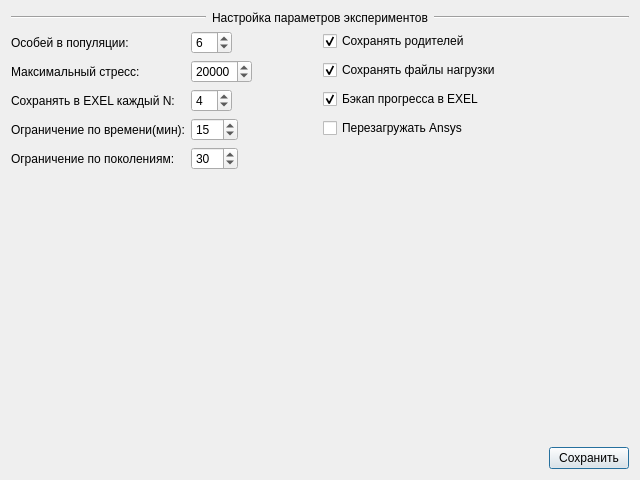
This is forms/parameters.ui in MrOmnomnoshka/GA-cells as Qt 5 draws it before an edit. The edited form follows.
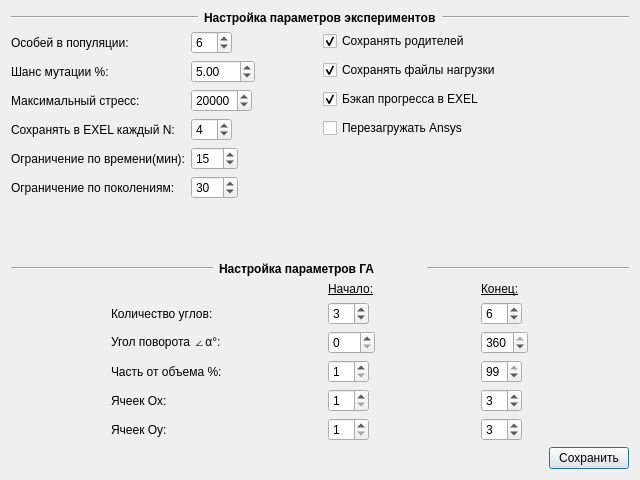
This is the edited form.

What changed in the file:
```diff
--- a/forms/parameters.ui
+++ b/forms/parameters.ui
@@ -17,7 +17,7 @@
    <item>
     <layout class="QVBoxLayout" name="verticalLayout">
      <item>
-      <layout class="QHBoxLayout" name="horizontalLayout_2">
+      <layout class="QHBoxLayout" name="title_research">
        <item>
         <widget class="Line" name="line_l">
          <property name="orientation">
@@ -30,6 +30,8 @@
          <property name="font">
           <font>
            <pointsize>9</pointsize>
+           <weight>75</weight>
+           <bold>true</bold>
           </font>
          </property>
          <property name="text">
@@ -47,16 +49,9 @@
       </layout>
      </item>
      <item>
-      <layout class="QHBoxLayout" name="horizontalLayout">
+      <layout class="QHBoxLayout" name="research_settings">
        <item>
         <layout class="QFormLayout" name="formLayout">
-         <item row="0" column="0">
-          <widget class="QLabel" name="label">
-           <property name="text">
-            <string>Особей в популяции:</string>
-           </property>
-          </widget>
-         </item>
          <item row="0" column="1">
           <widget class="QSpinBox" name="sb_pop_size">
            <property name="sizePolicy">
@@ -76,14 +71,14 @@
            </property>
           </widget>
          </item>
-         <item row="1" column="0">
+         <item row="2" column="0">
           <widget class="QLabel" name="label_2">
            <property name="text">
             <string>Максимальный стресс:</string>
            </property>
           </widget>
          </item>
-         <item row="1" column="1">
+         <item row="2" column="1">
           <widget class="QSpinBox" name="sb_max_stress">
            <property name="sizePolicy">
             <sizepolicy hsizetype="Fixed" vsizetype="Fixed">
@@ -108,14 +103,14 @@
            </property>
           </widget>
          </item>
-         <item row="2" column="0">
+         <item row="3" column="0">
           <widget class="QLabel" name="label_5">
            <property name="text">
             <string>Сохранять в EXEL каждый N:</string>
            </property>
           </widget>
          </item>
-         <item row="2" column="1">
+         <item row="3" column="1">
           <widget class="QSpinBox" name="sb_every_exel">
            <property name="sizePolicy">
             <sizepolicy hsizetype="Fixed" vsizetype="Fixed">
@@ -137,14 +132,14 @@
            </property>
           </widget>
          </item>
-         <item row="3" column="0">
+         <item row="4" column="0">
           <widget class="QLabel" name="label_4">
            <property name="text">
             <string>Ограничение по времени(мин):</string>
            </property>
           </widget>
          </item>
-         <item row="3" column="1">
+         <item row="4" column="1">
           <widget class="QSpinBox" name="sb_time_limit">
            <property name="sizePolicy">
             <sizepolicy hsizetype="Fixed" vsizetype="Fixed">
@@ -166,14 +161,14 @@
            </property>
           </widget>
          </item>
-         <item row="4" column="0">
+         <item row="5" column="0">
           <widget class="QLabel" name="label_3">
            <property name="text">
             <string>Ограничение по поколениям:</string>
            </property>
           </widget>
          </item>
-         <item row="4" column="1">
+         <item row="5" column="1">
           <widget class="QSpinBox" name="sb_gen_limit">
            <property name="sizePolicy">
             <sizepolicy hsizetype="Fixed" vsizetype="Fixed">
@@ -195,6 +190,42 @@
            </property>
           </widget>
          </item>
+         <item row="0" column="0">
+          <widget class="QLabel" name="label">
+           <property name="text">
+            <string>Особей в популяции:</string>
+           </property>
+          </widget>
+         </item>
+         <item row="1" column="0">
+          <widget class="QLabel" name="label_6">
+           <property name="text">
+            <string>Шанс мутации %:</string>
+           </property>
+          </widget>
+         </item>
+         <item row="1" column="1">
+          <widget class="QDoubleSpinBox" name="dsb_mut_per">
+           <property name="sizePolicy">
+            <sizepolicy hsizetype="Fixed" vsizetype="Fixed">
+             <horstretch>0</horstretch>
+             <verstretch>0</verstretch>
+            </sizepolicy>
+           </property>
+           <property name="decimals">
+            <number>2</number>
+           </property>
+           <property name="minimum">
+            <double>0.010000000000000</double>
+           </property>
+           <property name="maximum">
+            <double>100.000000000000000</double>
+           </property>
+           <property name="value">
+            <double>5.000000000000000</double>
+           </property>
+          </widget>
+         </item>
         </layout>
        </item>
        <item>
@@ -268,32 +299,357 @@
        </item>
       </layout>
      </item>
+    </layout>
+   </item>
+   <item>
+    <layout class="QVBoxLayout" name="verticalLayout_4">
      <item>
-      <layout class="QHBoxLayout" name="horizontalLayout_3">
+      <layout class="QHBoxLayout" name="title_research_2">
        <item>
-        <spacer name="horizontalSpacer">
+        <widget class="Line" name="line_l_2">
          <property name="orientation">
           <enum>Qt::Horizontal</enum>
          </property>
-         <property name="sizeHint" stdset="0">
-          <size>
-           <width>40</width>
-           <height>20</height>
-          </size>
+        </widget>
+       </item>
+       <item>
+        <widget class="QLabel" name="title_2">
+         <property name="font">
+          <font>
+           <pointsize>9</pointsize>
+           <weight>75</weight>
+           <bold>true</bold>
+          </font>
          </property>
-        </spacer>
+         <property name="text">
+          <string>Настройка параметров ГА</string>
+         </property>
+        </widget>
        </item>
        <item>
-        <widget class="QPushButton" name="btn_save">
+        <widget class="Line" name="line_r_2">
+         <property name="orientation">
+          <enum>Qt::Horizontal</enum>
+         </property>
+        </widget>
+       </item>
+      </layout>
+     </item>
+     <item>
+      <layout class="QGridLayout" name="gridLayout">
+       <item row="2" column="0">
+        <widget class="QLabel" name="label_22">
          <property name="text">
-          <string>Сохранить</string>
+          <string>Угол поворота ∠α°:</string>
          </property>
         </widget>
        </item>
+       <item row="1" column="1">
+        <widget class="QSpinBox" name="sb_an_min">
+         <property name="sizePolicy">
+          <sizepolicy hsizetype="Fixed" vsizetype="Fixed">
+           <horstretch>0</horstretch>
+           <verstretch>0</verstretch>
+          </sizepolicy>
+         </property>
+         <property name="minimum">
+          <number>2</number>
+         </property>
+         <property name="maximum">
+          <number>20</number>
+         </property>
+         <property name="value">
+          <number>3</number>
+         </property>
+        </widget>
+       </item>
+       <item row="3" column="0">
+        <widget class="QLabel" name="label_18">
+         <property name="sizePolicy">
+          <sizepolicy hsizetype="Maximum" vsizetype="Preferred">
+           <horstretch>0</horstretch>
+           <verstretch>0</verstretch>
+          </sizepolicy>
+         </property>
+         <property name="text">
+          <string>Часть от объема %:</string>
+         </property>
+        </widget>
+       </item>
+       <item row="2" column="1">
+        <widget class="QSpinBox" name="sb_rt_min">
+         <property name="sizePolicy">
+          <sizepolicy hsizetype="Fixed" vsizetype="Fixed">
+           <horstretch>0</horstretch>
+           <verstretch>0</verstretch>
+          </sizepolicy>
+         </property>
+         <property name="whatsThis">
+          <string>Значение стресса, при котором деталь ломается.</string>
+         </property>
+         <property name="minimum">
+          <number>0</number>
+         </property>
+         <property name="maximum">
+          <number>360</number>
+         </property>
+         <property name="singleStep">
+          <number>10</number>
+         </property>
+         <property name="value">
+          <number>0</number>
+         </property>
+        </widget>
+       </item>
+       <item row="1" column="0">
+        <widget class="QLabel" name="label_23">
+         <property name="text">
+          <string>Количество углов:</string>
+         </property>
+        </widget>
+       </item>
+       <item row="1" column="2">
+        <widget class="QSpinBox" name="sb_an_max">
+         <property name="sizePolicy">
+          <sizepolicy hsizetype="Fixed" vsizetype="Fixed">
+           <horstretch>0</horstretch>
+           <verstretch>0</verstretch>
+          </sizepolicy>
+         </property>
+         <property name="minimum">
+          <number>2</number>
+         </property>
+         <property name="maximum">
+          <number>20</number>
+         </property>
+         <property name="value">
+          <number>6</number>
+         </property>
+        </widget>
+       </item>
+       <item row="3" column="2">
+        <widget class="QSpinBox" name="sb_sz_max">
+         <property name="sizePolicy">
+          <sizepolicy hsizetype="Fixed" vsizetype="Fixed">
+           <horstretch>0</horstretch>
+           <verstretch>0</verstretch>
+          </sizepolicy>
+         </property>
+         <property name="minimum">
+          <number>1</number>
+         </property>
+         <property name="maximum">
+          <number>99</number>
+         </property>
+         <property name="singleStep">
+          <number>1</number>
+         </property>
+         <property name="value">
+          <number>99</number>
+         </property>
+        </widget>
+       </item>
+       <item row="4" column="0">
+        <widget class="QLabel" name="label_19">
+         <property name="text">
+          <string>Ячеек Оx:</string>
+         </property>
+        </widget>
+       </item>
+       <item row="3" column="1">
+        <widget class="QSpinBox" name="sb_sz_min">
+         <property name="sizePolicy">
+          <sizepolicy hsizetype="Fixed" vsizetype="Fixed">
+           <horstretch>0</horstretch>
+           <verstretch>0</verstretch>
+          </sizepolicy>
+         </property>
+         <property name="minimum">
+          <number>1</number>
+         </property>
+         <property name="maximum">
+          <number>99</number>
+         </property>
+         <property name="singleStep">
+          <number>1</number>
+         </property>
+         <property name="value">
+          <number>1</number>
+         </property>
+        </widget>
+       </item>
+       <item row="2" column="2">
+        <widget class="QSpinBox" name="sb_rt_max">
+         <property name="sizePolicy">
+          <sizepolicy hsizetype="Fixed" vsizetype="Fixed">
+           <horstretch>0</horstretch>
+           <verstretch>0</verstretch>
+          </sizepolicy>
+         </property>
+         <property name="whatsThis">
+          <string>Значение стресса, при котором деталь ломается.</string>
+         </property>
+         <property name="minimum">
+          <number>0</number>
+         </property>
+         <property name="maximum">
+          <number>360</number>
+         </property>
+         <property name="singleStep">
+          <number>10</number>
+         </property>
+         <property name="value">
+          <number>360</number>
+         </property>
+        </widget>
+       </item>
+       <item row="4" column="1">
+        <widget class="QSpinBox" name="sb_xa_min">
+         <property name="sizePolicy">
+          <sizepolicy hsizetype="Fixed" vsizetype="Fixed">
+           <horstretch>0</horstretch>
+           <verstretch>0</verstretch>
+          </sizepolicy>
+         </property>
+         <property name="minimum">
+          <number>1</number>
+         </property>
+         <property name="maximum">
+          <number>15</number>
+         </property>
+         <property name="singleStep">
+          <number>1</number>
+         </property>
+         <property name="value">
+          <number>1</number>
+         </property>
+        </widget>
+       </item>
+       <item row="5" column="1">
+        <widget class="QSpinBox" name="sb_ya_min">
+         <property name="sizePolicy">
+          <sizepolicy hsizetype="Fixed" vsizetype="Fixed">
+           <horstretch>0</horstretch>
+           <verstretch>0</verstretch>
+          </sizepolicy>
+         </property>
+         <property name="minimum">
+          <number>1</number>
+         </property>
+         <property name="maximum">
+          <number>15</number>
+         </property>
+         <property name="singleStep">
+          <number>1</number>
+         </property>
+         <property name="value">
+          <number>1</number>
+         </property>
+        </widget>
+       </item>
+       <item row="4" column="2">
+        <widget class="QSpinBox" name="sb_xa_max">
+         <property name="sizePolicy">
+          <sizepolicy hsizetype="Fixed" vsizetype="Fixed">
+           <horstretch>0</horstretch>
+           <verstretch>0</verstretch>
+          </sizepolicy>
+         </property>
+         <property name="minimum">
+          <number>1</number>
+         </property>
+         <property name="maximum">
+          <number>15</number>
+         </property>
+         <property name="singleStep">
+          <number>1</number>
+         </property>
+         <property name="value">
+          <number>3</number>
+         </property>
+        </widget>
+       </item>
+       <item row="5" column="0">
+        <widget class="QLabel" name="label_20">
+         <property name="text">
+          <string>Ячеек Оy:</string>
+         </property>
+        </widget>
+       </item>
+       <item row="5" column="2">
+        <widget class="QSpinBox" name="sb_ya_max">
+         <property name="sizePolicy">
+          <sizepolicy hsizetype="Fixed" vsizetype="Fixed">
+           <horstretch>0</horstretch>
+           <verstretch>0</verstretch>
+          </sizepolicy>
+         </property>
+         <property name="minimum">
+          <number>1</number>
+         </property>
+         <property name="maximum">
+          <number>15</number>
+         </property>
+         <property name="singleStep">
+          <number>1</number>
+         </property>
+         <property name="value">
+          <number>3</number>
+         </property>
+        </widget>
+       </item>
+       <item row="0" column="1">
+        <widget class="QLabel" name="label_24">
+         <property name="font">
+          <font>
+           <underline>true</underline>
+          </font>
+         </property>
+         <property name="text">
+          <string>Начало:</string>
+         </property>
+        </widget>
+       </item>
+       <item row="0" column="2">
+        <widget class="QLabel" name="label_25">
+         <property name="font">
+          <font>
+           <underline>true</underline>
+          </font>
+         </property>
+         <property name="text">
+          <string>Конец:</string>
+         </property>
+        </widget>
+       </item>
       </layout>
      </item>
     </layout>
    </item>
+   <item>
+    <layout class="QHBoxLayout" name="btn_layout">
+     <item>
+      <spacer name="horizontalSpacer">
+       <property name="orientation">
+        <enum>Qt::Horizontal</enum>
+       </property>
+       <property name="sizeHint" stdset="0">
+        <size>
+         <width>40</width>
+         <height>20</height>
+        </size>
+       </property>
+      </spacer>
+     </item>
+     <item>
+      <widget class="QPushButton" name="btn_save">
+       <property name="text">
+        <string>Сохранить</string>
+       </property>
+      </widget>
+     </item>
+    </layout>
+   </item>
   </layout>
  </widget>
  <resources/>
```
Left out of the diff: 8 changed lines with no effect on the pictures.
